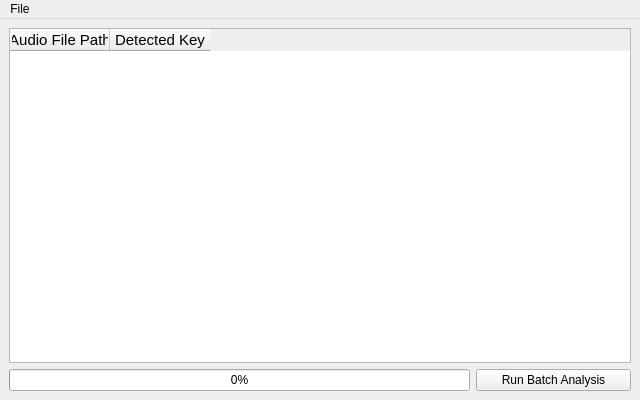
The window that batchwindow.ui (ibsh/is_KeyFinder) describes before a commit, drawn with Qt 5.
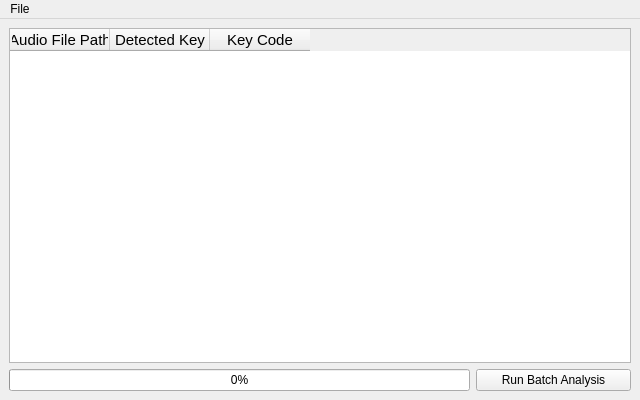
The same window after the commit.

What changed in the file:
```diff
--- a/batchwindow.ui
+++ b/batchwindow.ui
@@ -44,6 +44,11 @@
         <string>Detected Key</string>
        </property>
       </column>
+      <column>
+       <property name="text">
+        <string>Key Code</string>
+       </property>
+      </column>
      </widget>
     </item>
     <item>
```
Left out of the diff: 4 changed lines with no effect on the pictures.
